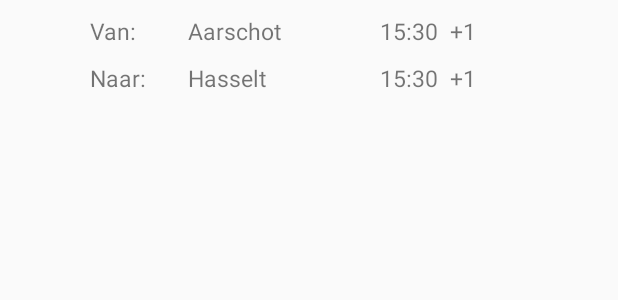
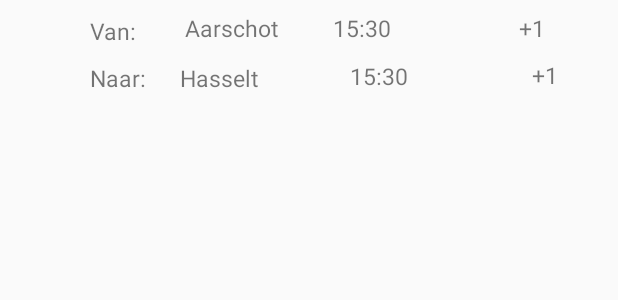
Before and after one commit to MichielGabriels/T-Rail, an Android app: the layout routes_master_list_item.xml on its own in the app's theme, with its tools: preview values and no code run, on a phone screen of 412 x 824 dp. Shown: the top 300 px of the screen. Run offline under Robolectric (Android 15) with nearby library versions, the phone set to English and light mode, and no system bars; network calls fail.

Commit message:
Fix for wrong route details when vehicleId is reused on different dates
Fixed by specifying date of train ride

```diff
--- a/app/src/main/java/be/pxl/student/t_rail/RouteMasterDetailActivity.java
+++ b/app/src/main/java/be/pxl/student/t_rail/RouteMasterDetailActivity.java
@@ -15,9 +15,11 @@ public class RouteMasterDetailActivity extends FragmentActivity {
         setContentView(R.layout.activity_route_master);
 
         String connections = getIntent().getStringExtra("connections");
+        String date = getIntent().getStringExtra("date");
 
         Bundle dataBundle = new Bundle();
         dataBundle.putString("connections",connections);
+        dataBundle.putString("date",date);
         initializeMasterFragement(dataBundle);
     }
 
@@ -29,7 +31,7 @@ public class RouteMasterDetailActivity extends FragmentActivity {
         transaction.commit();
     }
 
-    public void initializeDetailFragment(String vehicleId,int orientation){
-        new RouteDetailHttpTask(this,this,orientation).execute(vehicleId);
+    public void initializeDetailFragment(String vehicleId,int orientation,String date){
+        new RouteDetailHttpTask(this,this,orientation).execute(vehicleId,date);
     }
 }
--- a/app/src/main/java/be/pxl/student/t_rail/RouteMasterFragment.java
+++ b/app/src/main/java/be/pxl/student/t_rail/RouteMasterFragment.java
@@ -29,6 +29,7 @@ import be.pxl.student.t_rail.services.ConnectionService;
 public class RouteMasterFragment extends Fragment {
 
     private String mConnectionJsonString;
+    private String mDate;
     private HashMap<String,String> vehicleIdMap;
     private RouteMasterDetailActivity parentActivity;
 
@@ -51,12 +52,14 @@ public class RouteMasterFragment extends Fragment {
         //orientation changed
         if(savedInstanceState != null){
             mConnectionJsonString = savedInstanceState.getString("connections");
+            mDate = savedInstanceState.getString("date");
             convertStringToVehicleIdMap(savedInstanceState.getString("vehicleIdMap"));
         }
 
         //first time fragment created
         else if(dataBundle != null){
             mConnectionJsonString = dataBundle.getString("connections");
+            mDate = dataBundle.getString("date");
         }
 
         if(mConnectionJsonString != null){
@@ -77,6 +80,7 @@ public class RouteMasterFragment extends Fragment {
         super.onSaveInstanceState(outState);
         outState.putString("connections", mConnectionJsonString);
         outState.putString("vehicleIdMap",convertVehicleIdMapToString());
+        outState.putString("date",mDate);
     }
 
     private ArrayList<Route> extractRoutesFromJsonArray(JSONArray jsonData){
@@ -157,6 +161,6 @@ public class RouteMasterFragment extends Fragment {
         TextView departTime  = (TextView) v.findViewById(R.id.routeListTimeStation1);
         String time = departTime.getText().toString();
         String vehicleId = vehicleIdMap.get(time);
-        parentActivity.initializeDetailFragment(vehicleId,getResources().getConfiguration().orientation);
+        parentActivity.initializeDetailFragment(vehicleId,getResources().getConfiguration().orientation,mDate);
     }
 }
--- a/app/src/main/java/be/pxl/student/t_rail/RoutePlanActivity.java
+++ b/app/src/main/java/be/pxl/student/t_rail/RoutePlanActivity.java
@@ -151,7 +151,7 @@ public class RoutePlanActivity extends AppCompatActivity {
             }
             RoutePlannerHttpTask task = new RoutePlannerHttpTask(RoutePlanActivity.this, true, RouteMasterDetailActivity.class);
             String url = String.format("connections/?from=%s&to=%s&format=json&lang=nl&time=%s&date=%s", textViewDepartureStation.getText(), textViewArrivalStation.getText(), time, date);
-            task.execute(url);
+            task.execute(url,date);
         } else {
             Toast.makeText(this,"Geen of ongeldig(e) station(s)!",Toast.LENGTH_LONG).show();
         }
--- a/app/src/main/java/be/pxl/student/t_rail/adapters/RouteDetailAdapter.java
+++ b/app/src/main/java/be/pxl/student/t_rail/adapters/RouteDetailAdapter.java
@@ -5,8 +5,6 @@ import android.view.LayoutInflater;
 import android.view.View;
 import android.view.ViewGroup;
 import android.widget.TextView;
-
-import org.w3c.dom.Text;
 
 import java.util.List;
 
@@ -35,7 +33,7 @@ public class RouteDetailAdapter extends RecyclerView.Adapter<RouteDetailAdapter.
             //txtStation2 = (TextView) view.findViewById(R.id.textViewStation2);
             txtTime1 = (TextView) view.findViewById(R.id.routeListTimeStation1);
             ///txtTime2 = (TextView) view.findViewById(R.id.routeListTimeStation2);
-            txtPlatform1 = (TextView) view.findViewById(R.id.routeListPlatformStation1);
+            txtPlatform1 = (TextView) view.findViewById(R.id.routeListDelayDeparture);
             //txtPlatform2 = (TextView) view.findViewById(R.id.routeListPlatformStation2);
             //txtDelay1 = (TextView)
         }
--- a/app/src/main/java/be/pxl/student/t_rail/adapters/RouteMasterAdapter.java
+++ b/app/src/main/java/be/pxl/student/t_rail/adapters/RouteMasterAdapter.java
@@ -31,7 +31,7 @@ public class RouteMasterAdapter extends RecyclerView.Adapter<RouteMasterAdapter.
             txtStationTo = (TextView) view.findViewById(R.id.routeListStation2);
             txtTimeDeparture = (TextView) view.findViewById(R.id.routeListTimeStation1);
             txtTimeArrival = (TextView) view.findViewById(R.id.routeListTimeStation2);
-            txtDelayDeparture = (TextView) view.findViewById(R.id.routeListPlatformStation1);
+            txtDelayDeparture = (TextView) view.findViewById(R.id.routeListDelayDeparture);
             txtDelayArrival = (TextView) view.findViewById(R.id.routeListDelayArrival);
             view.setOnClickListener(clickListener);
         }
--- a/app/src/main/java/be/pxl/student/t_rail/tasks/RouteDetailHttpTask.java
+++ b/app/src/main/java/be/pxl/student/t_rail/tasks/RouteDetailHttpTask.java
@@ -38,8 +38,9 @@ public class RouteDetailHttpTask extends AsyncTask<String,String,String> {
     @Override
     protected String doInBackground(String... content) {
         String vehicleId = content[0];
+        String date = content[1];
         String result = "";
-        String url = String.format("vehicle/?id=%s&format=json&lang=nl",vehicleId);
+        String url = String.format("vehicle/?id=%s&date=%s&format=json&lang=nl",vehicleId,date);
         synchronized (this){
             try{
                 result = service.doGetRequest(url);
--- a/app/src/main/res/layout/routes_detail_list_item.xml
+++ b/app/src/main/res/layout/routes_detail_list_item.xml
@@ -17,7 +17,7 @@
         app:layout_constraintTop_toTopOf="parent" />
 
     <TextView
-        android:id="@+id/routeListPlatformStation1"
+        android:id="@+id/routeListDelayDeparture"
         android:layout_width="wrap_content"
         android:layout_height="wrap_content"
         android:layout_marginStart="25dp"
--- a/app/src/main/res/layout/routes_master_list_item.xml
+++ b/app/src/main/res/layout/routes_master_list_item.xml
@@ -11,11 +11,8 @@
         android:layout_height="wrap_content"
         android:layout_marginStart="60dp"
         android:layout_marginTop="10dp"
-        android:layout_marginEnd="8dp"
         android:text="Van:"
         android:textSize="15dp"
-        app:layout_constraintEnd_toStartOf="@+id/routeListStation1"
-        app:layout_constraintHorizontal_bias="0.0"
         app:layout_constraintStart_toStartOf="parent"
         app:layout_constraintTop_toTopOf="parent" />
 
@@ -23,11 +20,11 @@
         android:id="@+id/routeListStation1"
         android:layout_width="wrap_content"
         android:layout_height="wrap_content"
-        android:layout_marginStart="125dp"
-        android:layout_marginTop="10dp"
+        android:layout_marginStart="32dp"
+        android:layout_marginTop="8dp"
         android:text="Aarschot"
         android:textSize="15dp"
-        app:layout_constraintStart_toStartOf="parent"
+        app:layout_constraintStart_toEndOf="@+id/textViewFrom"
         app:layout_constraintTop_toTopOf="parent" />
 
     <TextView
@@ -35,26 +32,29 @@
         android:layout_width="wrap_content"
         android:layout_height="wrap_content"
         android:layout_marginStart="8dp"
-        android:layout_marginTop="10dp"
-        android:layout_marginEnd="120dp"
+        android:layout_marginTop="8dp"
+        android:layout_marginEnd="8dp"
         android:layout_marginBottom="8dp"
         android:text="15:30"
         android:textSize="15dp"
         app:layout_constraintBottom_toBottomOf="parent"
-        app:layout_constraintEnd_toEndOf="parent"
-        app:layout_constraintHorizontal_bias="1.0"
-        app:layout_constraintStart_toStartOf="@+id/routeListStation2"
+        app:layout_constraintEnd_toStartOf="@+id/routeListDelayArrival"
+        app:layout_constraintHorizontal_bias="0.412"
+        app:layout_constraintStart_toEndOf="@+id/routeListStation2"
         app:layout_constraintTop_toBottomOf="@+id/routeListTimeStation1"
-        app:layout_constraintVertical_bias="0.0" />
+        app:layout_constraintVertical_bias="0.666" />
 
     <TextView
-        android:id="@+id/routeListPlatformStation1"
+        android:id="@+id/routeListDelayDeparture"
         android:layout_width="wrap_content"
         android:layout_height="wrap_content"
         android:layout_marginStart="8dp"
-        android:layout_marginTop="10dp"
+        android:layout_marginTop="8dp"
+        android:layout_marginEnd="8dp"
         android:text="+1"
         android:textSize="15dp"
+        app:layout_constraintEnd_toEndOf="parent"
+        app:layout_constraintHorizontal_bias="0.655"
         app:layout_constraintStart_toEndOf="@+id/routeListTimeStation1"
         app:layout_constraintTop_toTopOf="parent" />
 
@@ -76,7 +76,7 @@
         android:id="@+id/routeListStation2"
         android:layout_width="wrap_content"
         android:layout_height="wrap_content"
-        android:layout_marginStart="125dp"
+        android:layout_marginStart="120dp"
         android:layout_marginTop="10dp"
         android:layout_marginBottom="8dp"
         android:text="Hasselt"
@@ -84,34 +84,31 @@
         app:layout_constraintBottom_toBottomOf="parent"
         app:layout_constraintStart_toStartOf="parent"
         app:layout_constraintTop_toBottomOf="@+id/routeListStation1"
-        app:layout_constraintVertical_bias="0.0" />
+        app:layout_constraintVertical_bias="1.0" />
 
     <TextView
         android:id="@+id/routeListTimeStation1"
         android:layout_width="wrap_content"
         android:layout_height="wrap_content"
-        android:layout_marginStart="8dp"
-        android:layout_marginTop="10dp"
-        android:layout_marginEnd="120dp"
+        android:layout_marginStart="36dp"
+        android:layout_marginTop="8dp"
         android:text="15:30"
         android:textSize="15dp"
-        app:layout_constraintEnd_toEndOf="parent"
-        app:layout_constraintHorizontal_bias="1.0"
-        app:layout_constraintStart_toStartOf="@+id/routeListStation1"
+        app:layout_constraintStart_toEndOf="@+id/routeListStation1"
         app:layout_constraintTop_toTopOf="parent" />
 
     <TextView
         android:id="@+id/routeListDelayArrival"
         android:layout_width="wrap_content"
         android:layout_height="wrap_content"
-        android:layout_marginStart="8dp"
-        android:layout_marginTop="10dp"
+        android:layout_marginTop="8dp"
+        android:layout_marginEnd="40dp"
         android:layout_marginBottom="8dp"
         android:text="+1"
         android:textSize="15dp"
         app:layout_constraintBottom_toBottomOf="parent"
-        app:layout_constraintStart_toEndOf="@+id/routeListTimeStation2"
-        app:layout_constraintTop_toBottomOf="@+id/routeListPlatformStation1" />
+        app:layout_constraintEnd_toEndOf="parent"
+        app:layout_constraintTop_toBottomOf="@+id/routeListDelayDeparture" />
 
 
 </android.support.constraint.ConstraintLayout>
```
Also changed, not shown: app/src/main/java/be/pxl/student/t_rail/domainClasses/RoutePlanResponseModel.java (added, +30 -0 lines), app/src/main/java/be/pxl/student/t_rail/tasks/RoutePlannerHttpTask.java (+10 -6 lines).
